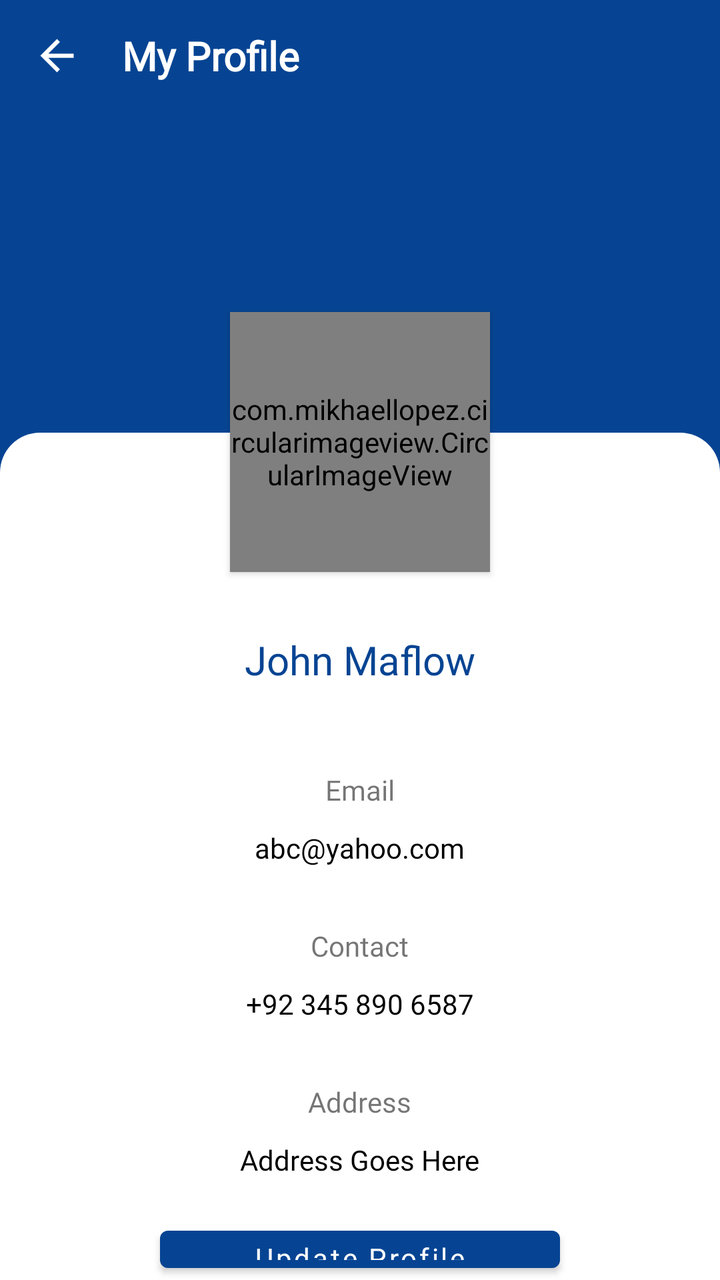
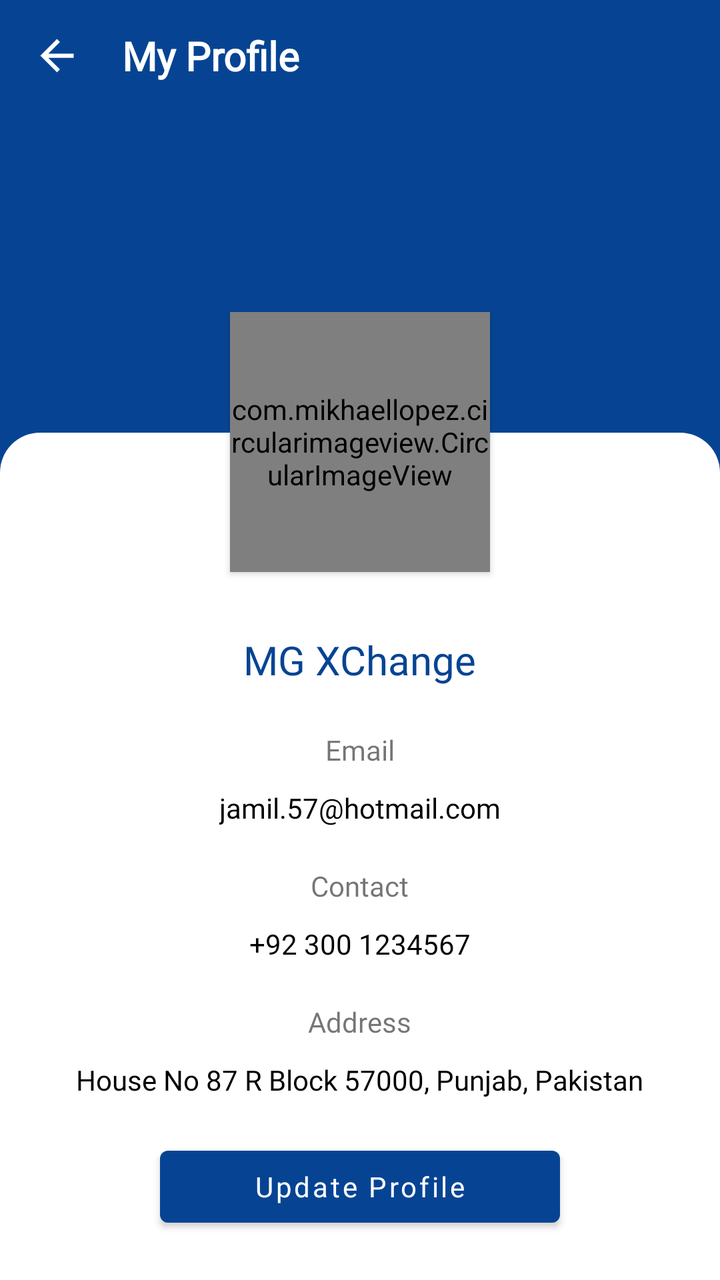

Screens rendered from an Android XML layout before and after an edit, with the pre-edit source and the edit as a unified diff.
<!-- AndroidManifest.xml: application theme Theme.MGXChange -->
<!-- res/layout/activity_detailed_user_profile.xml -->
<?xml version="1.0" encoding="utf-8"?>
<LinearLayout xmlns:android="http://schemas.android.com/apk/res/android"
    xmlns:app="http://schemas.android.com/apk/res-auto"
    xmlns:tools="http://schemas.android.com/tools"
    android:layout_width="match_parent"
    android:layout_height="match_parent"
    android:orientation="vertical"
    android:background="@color/colorPrimary"
    tools:context=".activities.DetailedUserProfile">
    <androidx.appcompat.widget.Toolbar
        android:id="@+id/toolbar_product_details"
        android:layout_width="match_parent"
        android:layout_height="?attr/actionBarSize"
        android:background="?attr/colorPrimary"
        app:popupTheme="@style/AppTheme.PopupOverlay">
        <RelativeLayout
            android:layout_width="match_parent"
            android:layout_height="match_parent">
            <TextView
                android:id="@+id/title_toolbar"
                android:layout_width="wrap_content"
                android:layout_height="wrap_content"
                android:layout_centerVertical="true"
                android:layout_toRightOf="@id/img_btn_back_detailed_user_profile"
                android:text="@string/toolbar_my_profile"
                android:textStyle="bold"
                android:fontFamily="@font/sf_regular"
                android:textColor="@color/white"
                android:textSize="20sp" />

            <ImageView
                android:id="@+id/img_btn_back_detailed_user_profile"
                android:layout_width="25dp"
                android:layout_height="35dp"
                android:layout_alignParentLeft="true"
                android:layout_centerInParent="true"
                android:layout_marginRight="20dp"
                android:src="@drawable/ic_back_button"
                android:layout_alignParentStart="true"
                android:layout_marginEnd="20dp" />

        </RelativeLayout>
    </androidx.appcompat.widget.Toolbar>
    <com.mikhaellopez.circularimageview.CircularImageView
        android:layout_width="130dp"
        android:layout_height="130dp"
        android:elevation="2dp"
        android:layout_marginTop="100dp"
        android:layout_gravity="center"
        app:civ_border="true"
        app:civ_border_color="@color/white"

        android:src="@drawable/image_default"/>

        <LinearLayout
            android:layout_marginTop="-70dp"
            android:layout_width="match_parent"
            android:layout_height="match_parent"
            android:background="@drawable/custom_liner_layout_user_profile"
            android:orientation="vertical">

            <TextView
                android:layout_width="wrap_content"
                android:layout_height="wrap_content"
                android:text="John Maflow"
                android:layout_marginTop="100dp"
                android:textColor="@color/colorPrimary"
                android:fontFamily="@font/sf_bold"
                android:textSize="20sp"
                android:layout_gravity="center"/>
            <View
                android:layout_width="100dp"
                android:layout_height="2dp"
                android:layout_marginTop="10dp"
                android:layout_gravity="center"
                />
            <TextView
                android:layout_width="wrap_content"
                android:layout_height="wrap_content"
                android:text="Email"
                android:layout_marginTop="30dp"
                android:fontFamily="@font/sf_regular"
                android:layout_gravity="center"/>
            <TextView
                android:layout_width="wrap_content"
                android:layout_height="wrap_content"
                android:text="abc@yahoo.com"
                android:textColor="@color/black"
                android:layout_marginTop="10dp"
                android:fontFamily="@font/sf_regular"
                android:layout_gravity="center"/>
            <TextView
                android:layout_width="wrap_content"
                android:layout_height="wrap_content"
                android:text="Contact"
                android:layout_marginTop="30dp"
                android:fontFamily="@font/sf_regular"
                android:layout_gravity="center"/>
            <TextView
                android:layout_width="wrap_content"
                android:layout_height="wrap_content"
                android:text="+92 345 890 6587"
                android:textColor="@color/black"
                android:layout_marginTop="10dp"
                android:fontFamily="@font/sf_regular"
                android:layout_gravity="center"/>
            <TextView
                android:layout_width="wrap_content"
                android:layout_height="wrap_content"
                android:text="Address"
                android:layout_marginTop="30dp"
                android:fontFamily="@font/sf_regular"
                android:layout_gravity="center"/>
            <TextView
                android:layout_width="wrap_content"
                android:layout_height="wrap_content"
                android:text="Address Goes Here"
                android:textColor="@color/black"
                android:layout_marginTop="10dp"
                android:fontFamily="@font/sf_regular"
                android:layout_gravity="center"/>
            <Button
                android:layout_width="200dp"
                android:layout_height="wrap_content"
                android:layout_gravity="center"
                android:layout_marginTop="20dp"
                android:text="Update Profile"
                android:textAllCaps="false"
                android:fontFamily="@font/sf_regular"
                />

        </LinearLayout>

</LinearLayout>
<!-- resources referenced by this layout -->
<resources>
  <color name="black">#000000</color>
  <color name="colorPrimary">#064493</color>
  <color name="white">#FFFFFF</color>
  <!-- drawable custom_liner_layout_user_profile (drawable) -->
  <?xml version="1.0" encoding="utf-8"?>
  <shape xmlns:android="http://schemas.android.com/apk/res/android">
  
      <solid
          android:color="@color/white"
          />
      <corners
          android:topLeftRadius="20dp"
          android:topRightRadius="20dp"
          />
  </shape>
  <!-- drawable ic_back_button (drawable) -->
  <vector android:height="24dp" android:tint="#FFFFFF"
      android:viewportHeight="24.0" android:viewportWidth="24.0"
      android:width="24dp" xmlns:android="http://schemas.android.com/apk/res/android">
      <path android:fillColor="#FF000000" android:pathData="M20,11H7.83l5.59,-5.59L12,4l-8,8 8,8 1.41,-1.41L7.83,13H20v-2z"/>
  </vector>
  <!-- drawable image_default: jpg bitmap (drawable, 10460 bytes) -->
  <string name="toolbar_my_profile">My Profile</string>
  <style name="AppTheme.PopupOverlay" parent="ThemeOverlay.AppCompat.Light" />
  <style name="Theme.MGXChange" parent="Theme.MaterialComponents.DayNight.NoActionBar">
          
          <item name="colorPrimary">@color/colorPrimary</item>
          <item name="colorPrimaryVariant">@color/colorPrimaryDark</item>
          <item name="colorOnPrimary">@color/white</item>
          
          <item name="colorSecondary">@color/colorPrimary</item>
          <item name="colorSecondaryVariant">@color/colorPrimaryDark</item>
          <item name="colorOnSecondary">@color/black</item>
          
          <item name="android:statusBarColor" tools:targetApi="l">?attr/colorPrimaryVariant</item>
          
      </style>
  <style name="Theme.MaterialComponents.DayNight.NoActionBar">
          <item name="windowActionBar">false</item>
          <item name="windowNoTitle">true</item>
      </style>
  <color name="colorPrimaryDark">#073E85</color>
</resources>

<!-- the commit's change to res/layout/activity_detailed_user_profile.xml (unified diff, before → after) -->
@@ -21,15 +21,16 @@
                 android:layout_width="wrap_content"
                 android:layout_height="wrap_content"
                 android:layout_centerVertical="true"
-                android:layout_toRightOf="@id/img_btn_back_detailed_user_profile"
+                android:layout_toEndOf="@id/img_btn_back"
                 android:text="@string/toolbar_my_profile"
                 android:textStyle="bold"
                 android:fontFamily="@font/sf_regular"
                 android:textColor="@color/white"
+                android:layout_toRightOf="@id/img_btn_back"
                 android:textSize="20sp" />
 
             <ImageView
-                android:id="@+id/img_btn_back_detailed_user_profile"
+                android:id="@+id/img_btn_back"
                 android:layout_width="25dp"
                 android:layout_height="35dp"
                 android:layout_alignParentLeft="true"
@@ -42,6 +43,7 @@
         </RelativeLayout>
     </androidx.appcompat.widget.Toolbar>
     <com.mikhaellopez.circularimageview.CircularImageView
+        android:id="@+id/iv_user_image"
         android:layout_width="130dp"
         android:layout_height="130dp"
         android:elevation="2dp"
@@ -60,9 +62,10 @@
             android:orientation="vertical">
 
             <TextView
+                android:id="@+id/tv_user_full_name"
                 android:layout_width="wrap_content"
                 android:layout_height="wrap_content"
-                android:text="John Maflow"
+                android:text="@string/app_name"
                 android:layout_marginTop="100dp"
                 android:textColor="@color/colorPrimary"
                 android:fontFamily="@font/sf_bold"
@@ -77,54 +80,66 @@
             <TextView
                 android:layout_width="wrap_content"
                 android:layout_height="wrap_content"
-                android:text="Email"
-                android:layout_marginTop="30dp"
+                android:layout_marginTop="10dp"
+                android:text="@string/email"
+                android:fontFamily="@font/sf_regular"
+                android:layout_gravity="center"/>
+            <TextView
+                android:id="@+id/tv_user_email"
+                android:layout_width="wrap_content"
+                android:layout_height="wrap_content"
+                android:layout_marginLeft="30dp"
+                android:textColor="@color/black"
+                android:layout_marginTop="10dp"
+                android:layout_marginRight="30dp"
+                android:text="@string/dummy_email"
                 android:fontFamily="@font/sf_regular"
                 android:layout_gravity="center"/>
             <TextView
                 android:layout_width="wrap_content"
                 android:layout_height="wrap_content"
-                android:text="abc@yahoo.com"
+                android:layout_marginTop="20dp"
+                android:text="@string/contact"
+                android:fontFamily="@font/sf_regular"
+                android:layout_gravity="center"/>
+            <TextView
+                android:id="@+id/tv_user_contact"
+                android:layout_width="wrap_content"
+                android:layout_height="wrap_content"
+                android:layout_marginLeft="30dp"
                 android:textColor="@color/black"
                 android:layout_marginTop="10dp"
+                android:layout_marginRight="30dp"
+                android:text="@string/dummy_contact"
                 android:fontFamily="@font/sf_regular"
                 android:layout_gravity="center"/>
             <TextView
                 android:layout_width="wrap_content"
                 android:layout_height="wrap_content"
-                android:text="Contact"
-                android:layout_marginTop="30dp"
+                android:layout_marginTop="20dp"
+                android:text="@string/address"
                 android:fontFamily="@font/sf_regular"
                 android:layout_gravity="center"/>
             <TextView
+                android:id="@+id/tv_user_address"
                 android:layout_width="wrap_content"
                 android:layout_height="wrap_content"
-                android:text="+92 345 890 6587"
+                android:layout_marginLeft="30dp"
                 android:textColor="@color/black"
                 android:layout_marginTop="10dp"
-                android:fontFamily="@font/sf_regular"
-                android:layout_gravity="center"/>
-            <TextView
-                android:layout_width="wrap_content"
-                android:layout_height="wrap_content"
-                android:text="Address"
-                android:layout_marginTop="30dp"
-                android:fontFamily="@font/sf_regular"
-                android:layout_gravity="center"/>
-            <TextView
-                android:layout_width="wrap_content"
-                android:layout_height="wrap_content"
-                android:text="Address Goes Here"
-                android:textColor="@color/black"
-                android:layout_marginTop="10dp"
+                android:layout_marginRight="30dp"
+                android:text="@string/dummy_address"
                 android:fontFamily="@font/sf_regular"
                 android:layout_gravity="center"/>
             <Button
+                android:id="@+id/btn_update_user_profile"
                 android:layout_width="200dp"
                 android:layout_height="wrap_content"
                 android:layout_gravity="center"
                 android:layout_marginTop="20dp"
-                android:text="Update Profile"
+                android:layout_marginLeft="30dp"
+                android:layout_marginRight="30dp"
+                android:text="@string/update_profile_user"
                 android:textAllCaps="false"
                 android:fontFamily="@font/sf_regular"
                 />
<!-- resource entries referenced after the edit -->
@@ -22,7 +22,15 @@
       <path android:fillColor="#FF000000" android:pathData="M20,11H7.83l5.59,-5.59L12,4l-8,8 8,8 1.41,-1.41L7.83,13H20v-2z"/>
   </vector>
   <!-- drawable image_default: jpg bitmap (drawable, 10460 bytes) -->
+  <string name="address">Address</string>
+  <string name="app_name">MG XChange</string>
+  <string name="contact">Contact</string>
+  <string name="dummy_address">House No 87 R Block 57000, Punjab, Pakistan</string>
+  <string name="dummy_contact">+92 300 1234567</string>
+  <string name="dummy_email">jamil.57@hotmail.com</string>
+  <string name="email">Email</string>
   <string name="toolbar_my_profile">My Profile</string>
+  <string name="update_profile_user">Update Profile</string>
   <style name="AppTheme.PopupOverlay" parent="ThemeOverlay.AppCompat.Light" />
   <style name="Theme.MGXChange" parent="Theme.MaterialComponents.DayNight.NoActionBar">
           
